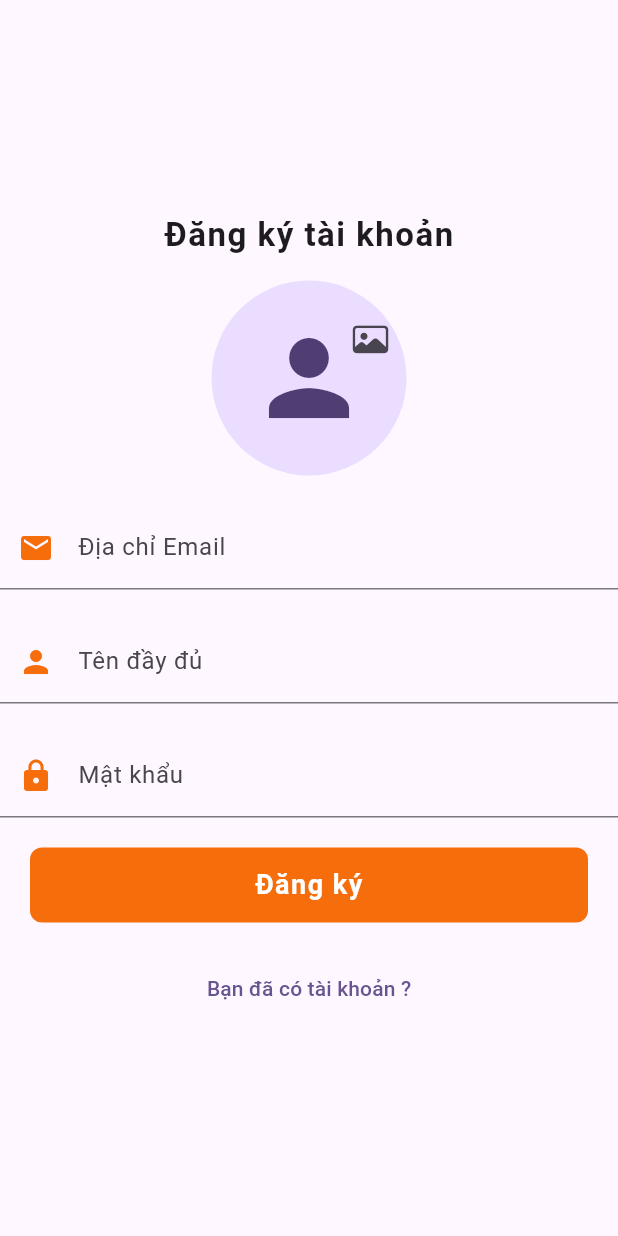
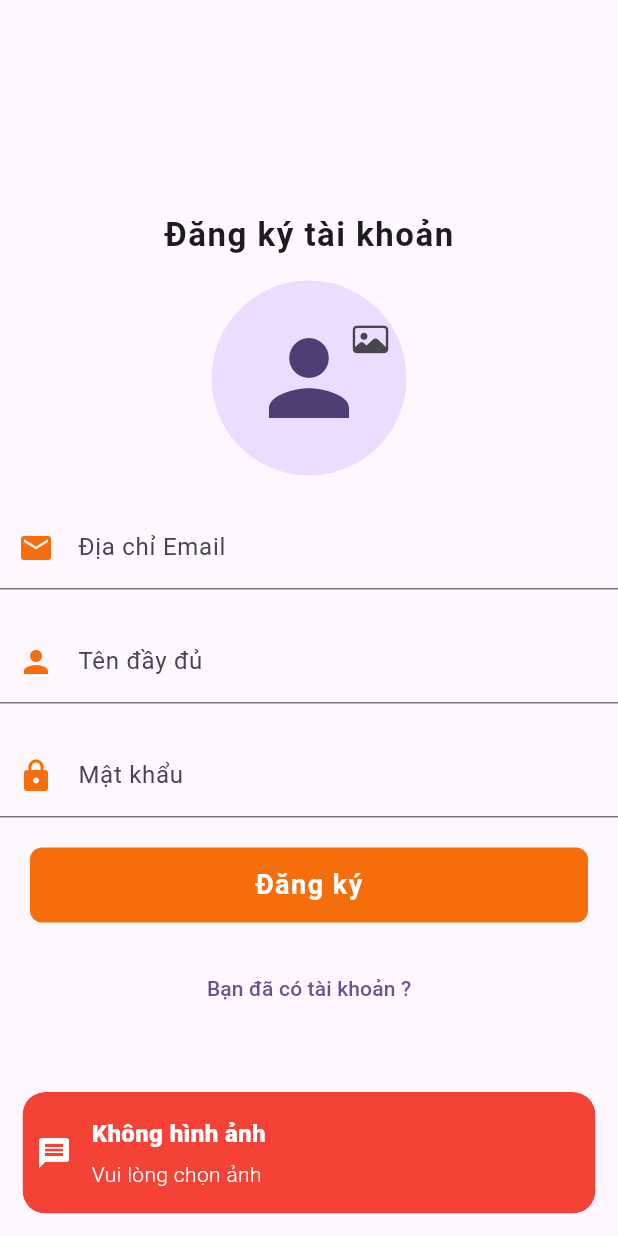
Before and after one commit to Kay-Day/ShoutOut-Team, a Flutter app: the RegisterScreen screen opened directly, after a tap on "Đăng ký", on a phone screen of 412 x 824 dp. Run offline on Flutter 3.47's test engine with Material 3 defaults, Android fonts, the phone set to English and light mode, and no system bars; our stand-ins replace cloud_firestore, firebase_auth, firebase_core, firebase_storage, get, image_picker and 1 more; missing offline and left inert: dart:ffi; accounts and stored records are empty.

Commit message:
Thong bao

```diff
--- a/lib/controllers/auth_controller.dart
+++ b/lib/controllers/auth_controller.dart
@@ -27,7 +27,7 @@ class AuthController {
         'buyerID': userCredential.user!.uid,
       });
 
-      res = 'Thành công!';
+      res = 'success';
     } catch (e) {
       res = e.toString();
     }
@@ -59,7 +59,7 @@ class AuthController {
 
     try {
       await _auth.signInWithEmailAndPassword(email: email, password: passWord);
-      res = 'Đăng nhập thành công!';
+      res = 'success';
     } catch (e) {
       res = e.toString();
     }
--- a/lib/main.dart
+++ b/lib/main.dart
@@ -2,6 +2,7 @@ import 'dart:io';
 
 import 'package:firebase_core/firebase_core.dart';
 import 'package:flutter/material.dart';
+import 'package:get/get_navigation/src/root/get_material_app.dart';
 import 'package:shoutout_shop_app/views/screens/auth/login_screen.dart';
 
 void main() async {
@@ -24,7 +25,7 @@ class MyApp extends StatelessWidget {
   // This widget is the root of your application.
   @override
   Widget build(BuildContext context) {
-    return MaterialApp(
+    return GetMaterialApp(
       debugShowCheckedModeBanner: false,
       title: 'Flutter Demo',
       theme: ThemeData(
--- a/lib/views/screens/auth/register_screen.dart
+++ b/lib/views/screens/auth/register_screen.dart
@@ -3,6 +3,7 @@ import 'dart:typed_data';
 
 import 'package:flutter/cupertino.dart';
 import 'package:flutter/material.dart';
+import 'package:get/get.dart';
 import 'package:image_picker/image_picker.dart';
 import 'package:shoutout_shop_app/controllers/auth_controller.dart';
 import 'package:shoutout_shop_app/views/screens/auth/login_screen.dart';
@@ -45,20 +46,20 @@ class _RegisterScreenState extends State<RegisterScreen> {
     if(_image!=null){
          if (_formKey.currentState!.validate()) {
                   String res = await  _authController.createNewUser(email, fullName, passWord,_image);
-                  if(res=='Thành công!'){
-                    Navigator.push(context, MaterialPageRoute(builder: (context){
-                      return LoginScreen();
-                    }));
+                  if(res=='success'){
+                   Get.to(LoginScreen());
+
+                    Get.snackbar('Thành công ','Bạn đã tạo tài khoản thành công !',backgroundColor: const Color.fromARGB(255, 246, 109, 12),colorText: Colors.white, margin: EdgeInsets.all(15),);
+                  }else{
+                    Get.snackbar('Lỗi ', res.toString(), backgroundColor: Colors.red, colorText: Colors.white,snackPosition: SnackPosition.BOTTOM,margin: EdgeInsets.all(15),);
                   }
 
-
-
                   } else {
-                    print('Not Valid');
+                    Get.snackbar('Thông tin', 'Điền thông tin không hợp lệ', backgroundColor: Colors.red, colorText: Colors.white,margin: EdgeInsets.all(15),icon: Icon(Icons.message,color: Colors.white,));
                   }
 
     }else{
-      print('Khong co anh ');
+      Get.snackbar('Không hình ảnh', 'Vui lòng chọn ảnh', backgroundColor: Colors.red, colorText: Colors.white,snackPosition: SnackPosition.BOTTOM,margin: EdgeInsets.all(15),icon: Icon(Icons.message,color: Colors.white,));
     }
   }
 
--- a/pubspec.yaml
+++ b/pubspec.yaml
@@ -40,6 +40,8 @@ dependencies:
   firebase_auth: ^5.3.1
   firebase_storage: ^12.3.2
   image_picker: ^1.1.2
+  get: ^4.6.6
+  firebase_app_check: ^0.3.1+3
 
 dev_dependencies:
   flutter_test:
```
Also changed, not shown: lib/views/screens/auth/login_screen.dart (+13 -10 lines), pubspec.lock, 2 other files.
